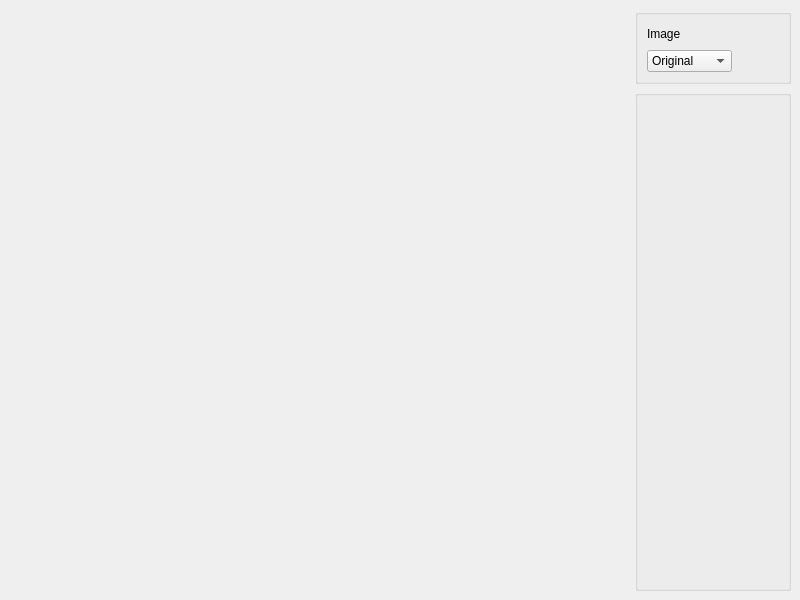
Above: ui/MainWindow.ui from albelax/TexGen before the change. Below: the same form after it.
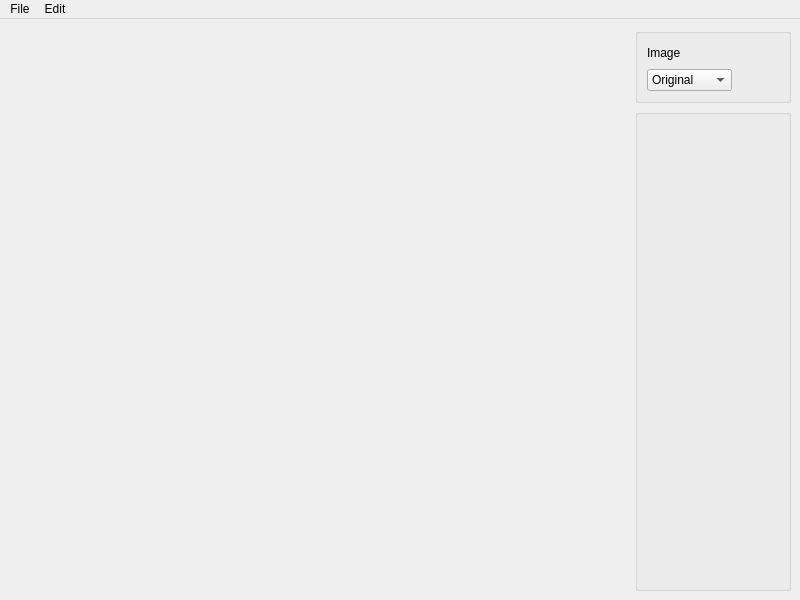
That is the form after the change.

Patch:
```diff
--- a/ui/MainWindow.ui
+++ b/ui/MainWindow.ui
@@ -166,9 +166,21 @@
      <x>0</x>
      <y>0</y>
      <width>800</width>
-     <height>25</height>
+     <height>26</height>
     </rect>
    </property>
+   <widget class="QMenu" name="menuFiles">
+    <property name="title">
+     <string>File</string>
+    </property>
+   </widget>
+   <widget class="QMenu" name="menuedit">
+    <property name="title">
+     <string>Edit</string>
+    </property>
+   </widget>
+   <addaction name="menuFiles"/>
+   <addaction name="menuedit"/>
   </widget>
  </widget>
  <resources/>
```
Left out of the diff: 52 changed lines with no effect on the pictures.
